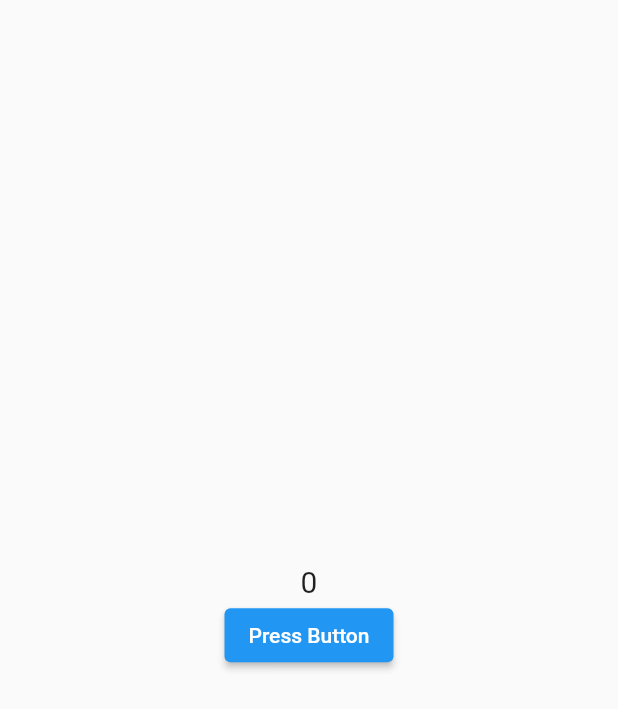
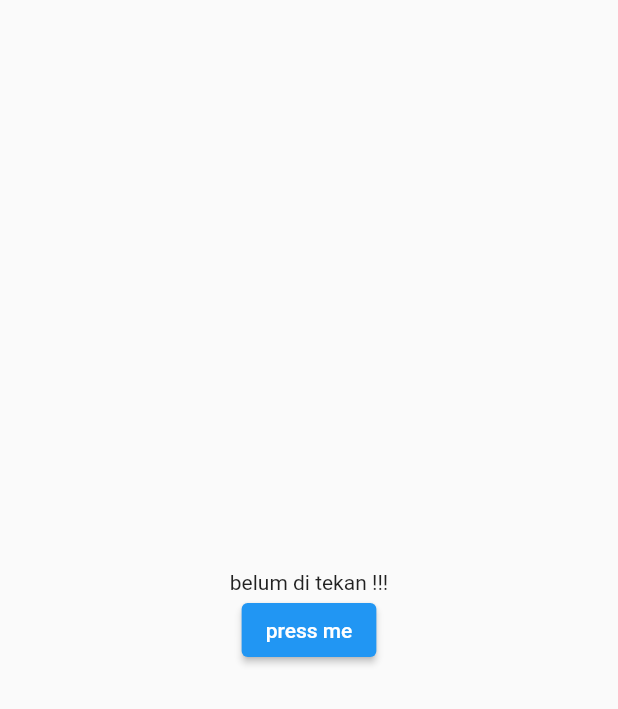
Before and after one commit to subhanassiddik/MyFlutterWidgetsLearn, a Flutter app: the screen it shows after launch, on a phone screen of 412 x 824 dp. Shown: the top 709 px of the screen. Run offline on Flutter 3.47's test engine with Material 2 defaults, Android fonts, the phone set to English and light mode, and no system bars.

Commit message:
anonymous method

```diff
--- /dev/null
+++ b/lib/1_must_know/2_layout/5_anonymous_method.dart
@@ -0,0 +1,33 @@
+//anonymous method => method yang tidak mempunyai nama
+
+import 'package:flutter/material.dart';
+
+class AnonymousMethod extends StatefulWidget {
+  @override
+  _AnonymousMethodState createState() => _AnonymousMethodState();
+}
+
+class _AnonymousMethodState extends State<AnonymousMethod> {
+  String message = 'belum di tekan !!!';
+
+  @override
+  Widget build(BuildContext context) {
+    return Scaffold(
+      body: Center(
+        child: Column(
+          mainAxisAlignment: MainAxisAlignment.center,
+          children: <Widget>[
+            Text(message),
+            ElevatedButton(
+                onPressed: () {
+                  setState(() {
+                    message = 'sudah di tekan !!!';
+                  });
+                },
+                child: Text('press me'))
+          ],
+        ),
+      ),
+    );
+  }
+}
--- a/lib/main.dart
+++ b/lib/main.dart
@@ -1,5 +1,6 @@
 import 'package:flutter/material.dart';
-import 'package:flutter_widget_learn/1_must_know/2_layout/4_stateful_widget.dart';
+import 'package:flutter_widget_learn/1_must_know/2_layout/5_anonymous_method.dart';
+// import 'package:flutter_widget_learn/1_must_know/2_layout/4_stateful_widget.dart';
 // import 'package:flutter_widget_learn/1_must_know/2_layout/3_container.dart';
 // import '1_must_know/1_basic_knowledge/1_life_cycle_state.dart';
 // import 'package:flutter_widget_learn/1_must_know/1_basic_knowledge/2_splash_screen.dart';
@@ -26,6 +27,8 @@ class MyApp extends StatelessWidget {
           // WidgetText(),
           // WidgetRowColumn(),
           // WidgetContainer(),
-            WidgetStateFul());
+          // WidgetStateFul(),
+          AnonymousMethod(),
+    );
   }
 }
```
Lines whose indentation alone changed are shown as unchanged.
